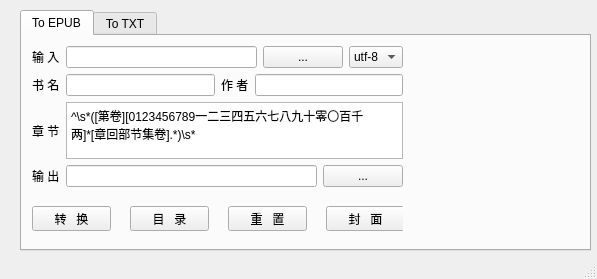
First picture: the form in TXT2EPUB/Txt2epub.ui, repository etony/myPyTool, before the edit.
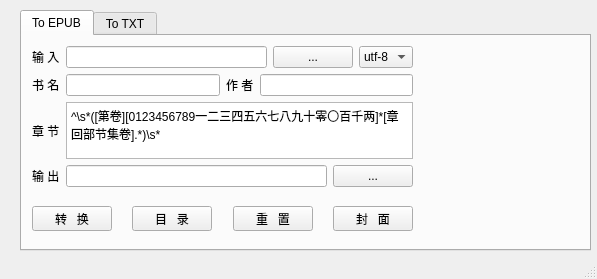
Second picture: the form after the edit. Icons and pictures are not drawn.

Patch:
```diff
--- a/TXT2EPUB/Txt2epub.ui
+++ b/TXT2EPUB/Txt2epub.ui
@@ -39,7 +39,7 @@
        <rect>
         <x>10</x>
         <y>170</y>
-        <width>371</width>
+        <width>381</width>
         <height>25</height>
        </rect>
       </property>
@@ -119,7 +119,7 @@
        <rect>
         <x>10</x>
         <y>10</y>
-        <width>371</width>
+        <width>381</width>
         <height>141</height>
        </rect>
       </property>
```
